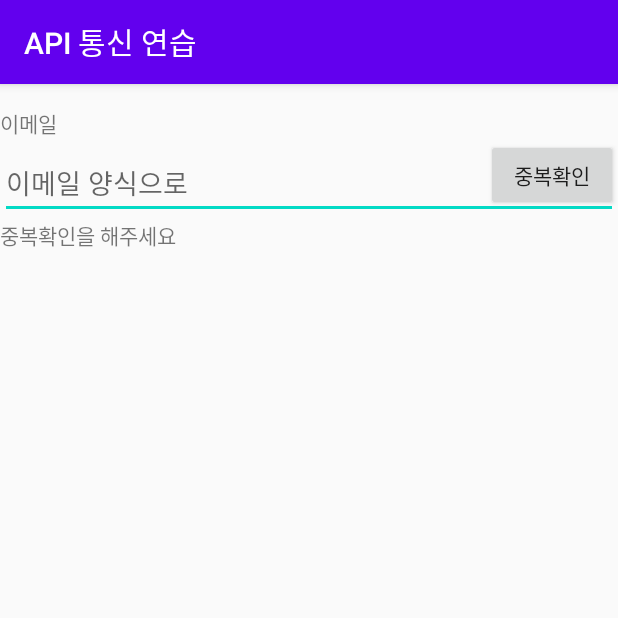
After one commit to nagasee0526/APIPractice_200613, an Android app: the SignUpActivity screen opened directly, with no data from a screen before it, on a phone screen of 412 x 824 dp, the top half of it. The commit adds this screen. Run offline under Robolectric (Android 15) with nearby library versions, the phone set to English and light mode, and no system bars.

Commit message:
회원가입 액티비티 구현중

```diff
--- a/app/src/main/AndroidManifest.xml
+++ b/app/src/main/AndroidManifest.xml
@@ -2,16 +2,17 @@
 <manifest xmlns:android="http://schemas.android.com/apk/res/android"
     package="com.ubis.apipractice_200613">
 
-    <uses-permission android:name="android.permission.INTERNET"/>
+    <uses-permission android:name="android.permission.INTERNET" />
 
     <application
         android:allowBackup="true"
         android:icon="@mipmap/ic_launcher"
         android:label="@string/app_name"
         android:roundIcon="@mipmap/ic_launcher_round"
-        android:usesCleartextTraffic="true"
         android:supportsRtl="true"
-        android:theme="@style/AppTheme">
+        android:theme="@style/AppTheme"
+        android:usesCleartextTraffic="true">
+        <activity android:name=".SignUpActivity"></activity>
         <activity android:name=".LoginActivity">
             <intent-filter>
                 <action android:name="android.intent.action.MAIN" />
--- /dev/null
+++ b/app/src/main/java/com/ubis/apipractice_200613/SignUpActivity.kt
@@ -0,0 +1,22 @@
+package com.ubis.apipractice_200613
+
+import androidx.appcompat.app.AppCompatActivity
+import android.os.Bundle
+
+class SignUpActivity : baseActivity() {
+
+
+    override fun onCreate(savedInstanceState: Bundle?) {
+        super.onCreate(savedInstanceState)
+        setContentView(R.layout.activity_sign_up)
+
+        setEvents()
+        setValues()
+    }
+
+    override fun setValues() {
+    }
+
+    override fun setEvents() {
+    }
+}
--- a/app/src/main/res/layout/activity_login.xml
+++ b/app/src/main/res/layout/activity_login.xml
@@ -59,4 +59,11 @@
         android:layout_marginTop="15dp"
         android:text="로그인"/>
 
+    <Button
+        android:id="@+id/signUpBtn"
+        android:layout_width="match_parent"
+        android:layout_height="wrap_content"
+        android:layout_marginTop="5dp"
+        android:text="회원가입"/>
+
 </LinearLayout>
--- /dev/null
+++ b/app/src/main/res/layout/activity_sign_up.xml
@@ -0,0 +1,45 @@
+<?xml version="1.0" encoding="utf-8"?>
+<LinearLayout xmlns:android="http://schemas.android.com/apk/res/android"
+    xmlns:app="http://schemas.android.com/apk/res-auto"
+    xmlns:tools="http://schemas.android.com/tools"
+    android:layout_width="match_parent"
+    android:layout_height="match_parent"
+    android:orientation="vertical"
+    tools:context=".SignUpActivity">
+
+    <TextView
+        android:layout_width="wrap_content"
+        android:layout_height="wrap_content"
+        android:layout_marginTop="15dp"
+        android:text="이메일"/>
+
+    <FrameLayout
+        android:layout_width="match_parent"
+        android:layout_height="wrap_content">
+
+        <EditText
+            android:id="@+id/emailEdt"
+            android:layout_width="match_parent"
+            android:layout_height="wrap_content"
+            android:layout_marginTop="5dp"
+            android:inputType="textEmailAddress"
+            android:hint="이메일 양식으로"/>
+
+        <Button
+            android:id="@+id/emailCheckBtn"
+            android:layout_width="wrap_content"
+            android:layout_height="wrap_content"
+            android:layout_gravity="right"
+            android:text="중복확인"/>
+
+    </FrameLayout>
+
+    <TextView
+        android:id="@+id/emailCheckResultTxt"
+        android:layout_width="wrap_content"
+        android:layout_height="wrap_content"
+        android:text="중복확인을 해주세요"/>
+
+
+
+</LinearLayout>
```
